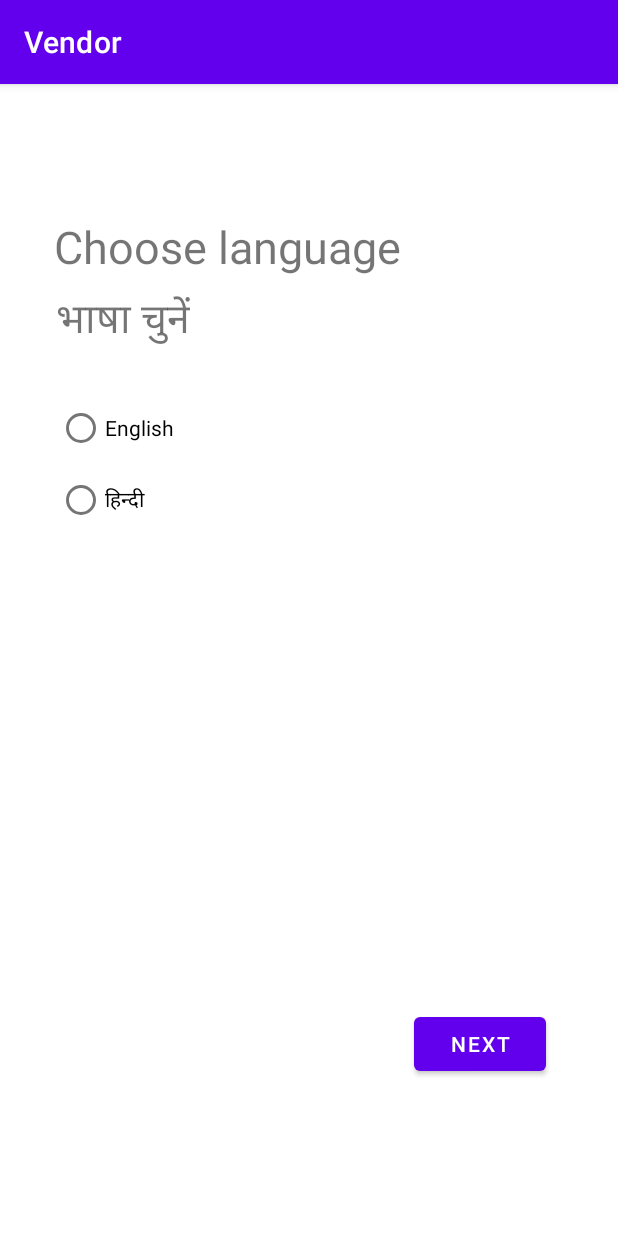
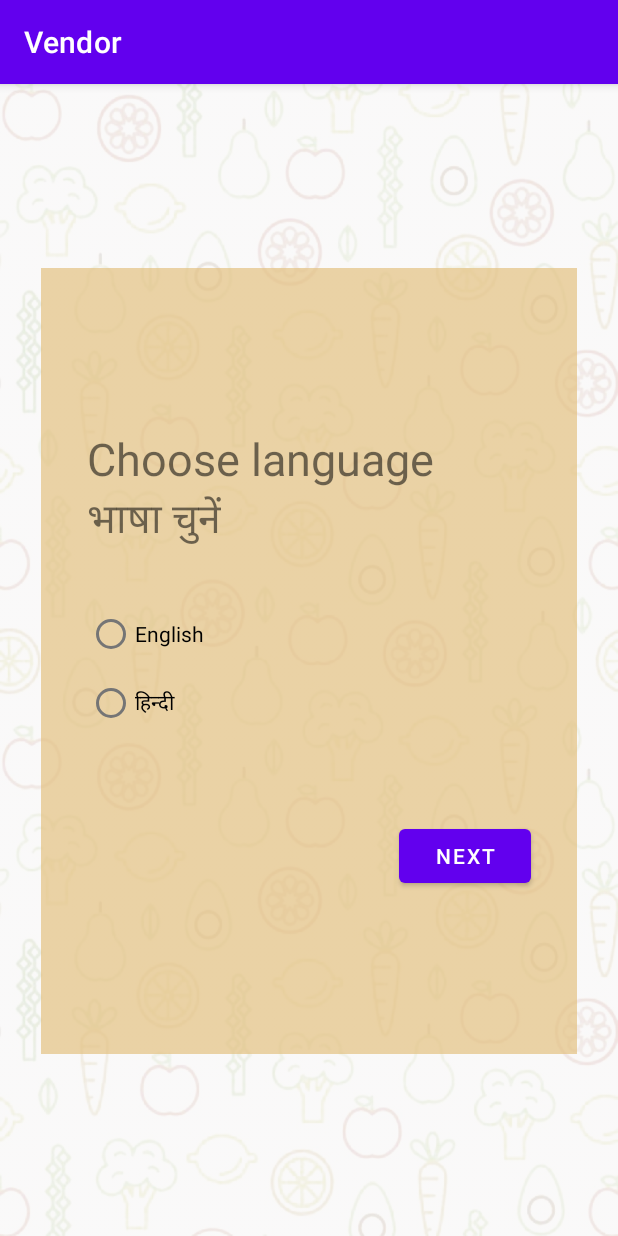
Before and after one commit to piyushdahiya1218/Vendor, an Android app: the screen it shows after launch (LanguagePreferenceActivity), on a phone screen of 412 x 824 dp. Run offline under Robolectric (Android 15) with nearby library versions, the phone set to English and light mode, and no system bars.

Commit message:
bg faded

```diff
--- a/app/src/main/res/layout/activity_language_preference.xml
+++ b/app/src/main/res/layout/activity_language_preference.xml
@@ -4,64 +4,98 @@
     xmlns:tools="http://schemas.android.com/tools"
     android:layout_width="match_parent"
     android:layout_height="match_parent"
+    android:background="@drawable/bg1"
+    android:backgroundTint="#32E4E0E0"
+    android:backgroundTintMode="multiply"
     tools:context=".Activities.LanguagePreferenceActivity">
 
 
-    <TextView
-        android:id="@+id/textView21"
-        android:layout_width="wrap_content"
-        android:layout_height="wrap_content"
-        android:layout_marginTop="88dp"
-        android:text="Choose language"
-        android:textSize="30sp"
+    <androidx.constraintlayout.widget.ConstraintLayout
+        android:id="@+id/constraintLayout"
+        android:layout_width="360dp"
+        android:layout_height="525dp"
+        android:layout_marginStart="40dp"
+        android:layout_marginTop="32dp"
+        android:layout_marginEnd="40dp"
+        android:layout_marginBottom="32dp"
+        app:layout_constraintBottom_toBottomOf="parent"
         app:layout_constraintEnd_toEndOf="parent"
-        app:layout_constraintHorizontal_bias="0.201"
         app:layout_constraintStart_toStartOf="parent"
-        app:layout_constraintTop_toTopOf="parent" />
+        app:layout_constraintTop_toTopOf="parent">
 
-    <TextView
-        android:id="@+id/textView22"
-        android:layout_width="wrap_content"
-        android:layout_height="wrap_content"
-        android:layout_marginTop="8dp"
-        android:text="भाषा चुनें"
-        android:textSize="27sp"
-        app:layout_constraintEnd_toEndOf="parent"
-        app:layout_constraintHorizontal_bias="0.115"
-        app:layout_constraintStart_toStartOf="parent"
-        app:layout_constraintTop_toBottomOf="@+id/textView21" />
+        <View
+            android:id="@+id/view2"
+            android:layout_width="357dp"
+            android:layout_height="531dp"
+            android:layout_marginStart="40dp"
+            android:layout_marginTop="32dp"
+            android:layout_marginEnd="40dp"
+            android:layout_marginBottom="32dp"
+            android:background="@color/bgTrans"
+            app:layout_constraintBottom_toBottomOf="parent"
+            app:layout_constraintEnd_toEndOf="parent"
+            app:layout_constraintStart_toStartOf="parent"
+            app:layout_constraintTop_toBottomOf="@+id/langprefradiogroup" />
 
-    <RadioGroup
-        android:id="@+id/langprefradiogroup"
-        android:layout_width="wrap_content"
-        android:layout_height="wrap_content"
-        android:layout_marginTop="28dp"
-        android:layout_marginLeft="-50dp"
-        app:layout_constraintEnd_toEndOf="parent"
-        app:layout_constraintHorizontal_bias="0.23"
-        app:layout_constraintStart_toStartOf="parent"
-        app:layout_constraintTop_toBottomOf="@+id/textView22" >
+        <Button
+            android:id="@+id/nextbutton"
+            android:layout_width="wrap_content"
+            android:layout_height="wrap_content"
+            android:layout_marginTop="56dp"
+            android:layout_marginEnd="32dp"
+            android:text="@string/langprefbutton"
+            app:layout_constraintEnd_toEndOf="parent"
+            app:layout_constraintTop_toBottomOf="@+id/radioButton2" />
+
+        <RadioGroup
+            android:id="@+id/langprefradiogroup"
+            android:layout_width="201dp"
+            android:layout_height="8dp"
+            android:layout_marginStart="85dp"
+            app:layout_constraintStart_toStartOf="parent"
+            app:layout_constraintTop_toTopOf="parent">
+
+        </RadioGroup>
+
+        <TextView
+            android:id="@+id/textView22"
+            android:layout_width="wrap_content"
+            android:layout_height="wrap_content"
+            android:layout_marginStart="32dp"
+            android:text="भाषा चुनें"
+            android:textSize="27sp"
+            app:layout_constraintStart_toStartOf="parent"
+            app:layout_constraintTop_toBottomOf="@+id/textView21" />
+
+        <TextView
+            android:id="@+id/textView21"
+            android:layout_width="wrap_content"
+            android:layout_height="wrap_content"
+            android:layout_marginStart="32dp"
+            android:layout_marginTop="100dp"
+            android:text="Choose language"
+            android:textSize="30sp"
+            app:layout_constraintStart_toStartOf="parent"
+            app:layout_constraintTop_toBottomOf="@+id/langprefradiogroup" />
 
         <RadioButton
             android:id="@+id/radioButton"
-            android:layout_width="match_parent"
-            android:layout_height="wrap_content"
-            android:text="English" />
+            android:layout_width="320dp"
+            android:layout_height="48dp"
+            android:layout_marginStart="32dp"
+            android:layout_marginTop="32dp"
+            android:text="English"
+            app:layout_constraintStart_toStartOf="parent"
+            app:layout_constraintTop_toBottomOf="@+id/textView22" />
 
         <RadioButton
             android:id="@+id/radioButton2"
-            android:layout_width="match_parent"
-            android:layout_height="wrap_content"
-            android:text="हिन्दी" />
-    </RadioGroup>
+            android:layout_width="323dp"
+            android:layout_height="44dp"
+            android:layout_marginStart="32dp"
+            android:text="हिन्दी"
+            app:layout_constraintStart_toStartOf="parent"
+            app:layout_constraintTop_toBottomOf="@+id/radioButton" />
+    </androidx.constraintlayout.widget.ConstraintLayout>
 
-    <Button
-        android:id="@+id/nextbutton"
-        android:layout_width="wrap_content"
-        android:layout_height="wrap_content"
-        android:layout_marginEnd="48dp"
-        android:layout_marginBottom="104dp"
-        android:text="@string/langprefbutton"
-        app:layout_constraintBottom_toBottomOf="parent"
-        app:layout_constraintEnd_toEndOf="parent" />
 </androidx.constraintlayout.widget.ConstraintLayout>
--- a/app/src/main/res/values/colors.xml
+++ b/app/src/main/res/values/colors.xml
@@ -7,4 +7,6 @@
     <color name="teal_700">#FF018786</color>
     <color name="black">#FF000000</color>
     <color name="white">#FFFFFFFF</color>
+    <color name="bgTrans">#A9E2BF7A</color>
+
 </resources>
```
Also changed, not shown: app/src/main/res/drawable-v24/bg.jpg (added), app/src/main/res/drawable-v24/bg1.jpg (added).
